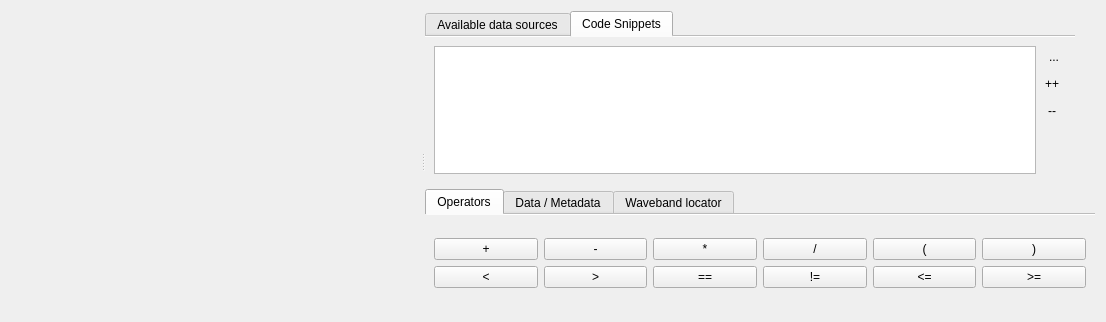
The window that enmapboxprocessing/parameter/processingparameterrastermathcodeeditwidget.ui (jakimowb/enmapbox_testmigration2) describes before a commit, drawn with Qt 5.
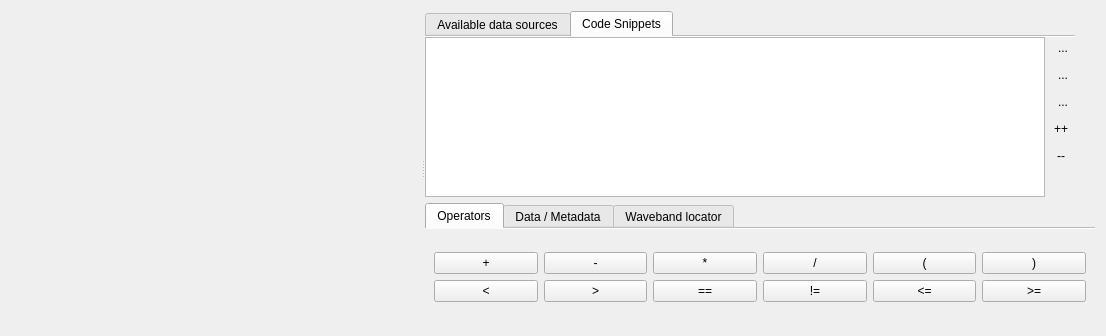
The same window after the commit. The open tabs and pages were chosen to show the change. Icons and pictures are not drawn. Custom widgets are drawn as their Qt base class.

```diff
--- a/enmapboxprocessing/parameter/processingparameterrastermathcodeeditwidget.ui
+++ b/enmapboxprocessing/parameter/processingparameterrastermathcodeeditwidget.ui
@@ -7,7 +7,7 @@
     <x>0</x>
     <y>0</y>
     <width>1106</width>
-    <height>318</height>
+    <height>336</height>
    </rect>
   </property>
   <property name="windowTitle">
@@ -110,6 +110,18 @@
              <string>Code Snippets</string>
             </attribute>
             <layout class="QHBoxLayout" name="horizontalLayout_5">
+             <property name="leftMargin">
+              <number>0</number>
+             </property>
+             <property name="topMargin">
+              <number>0</number>
+             </property>
+             <property name="rightMargin">
+              <number>0</number>
+             </property>
+             <property name="bottomMargin">
+              <number>0</number>
+             </property>
              <item>
               <widget class="QTreeWidget" name="mSnippetsTree">
                <attribute name="headerVisible">
@@ -141,6 +153,40 @@
                  </property>
                 </widget>
                </item>
+               <item>
+                <widget class="QToolButton" name="mSnippetOpenFolder">
+                 <property name="toolTip">
+                  <string>Open code snippet folder.</string>
+                 </property>
+                 <property name="text">
+                  <string>...</string>
+                 </property>
+                 <property name="icon">
+                  <iconset>
+                   <normaloff>:/images/themes/default/mActionFileOpen.svg</normaloff>:/images/themes/default/mActionFileOpen.svg</iconset>
+                 </property>
+                 <property name="autoRaise">
+                  <bool>true</bool>
+                 </property>
+                </widget>
+               </item>
+               <item>
+                <widget class="QToolButton" name="mSnippetRefresh">
+                 <property name="toolTip">
+                  <string>Refresh code snippets.</string>
+                 </property>
+                 <property name="text">
+                  <string>...</string>
+                 </property>
+                 <property name="icon">
+                  <iconset>
+                   <normaloff>:/images/themes/default/mActionRefresh.svg</normaloff>:/images/themes/default/mActionRefresh.svg</iconset>
+                 </property>
+                 <property name="autoRaise">
+                  <bool>true</bool>
+                 </property>
+                </widget>
+               </item>
                <item>
                 <widget class="QToolButton" name="mBiggerGui">
                  <property name="minimumSize">
```
Left out of the diff: 148 changed lines with no effect on the pictures.
